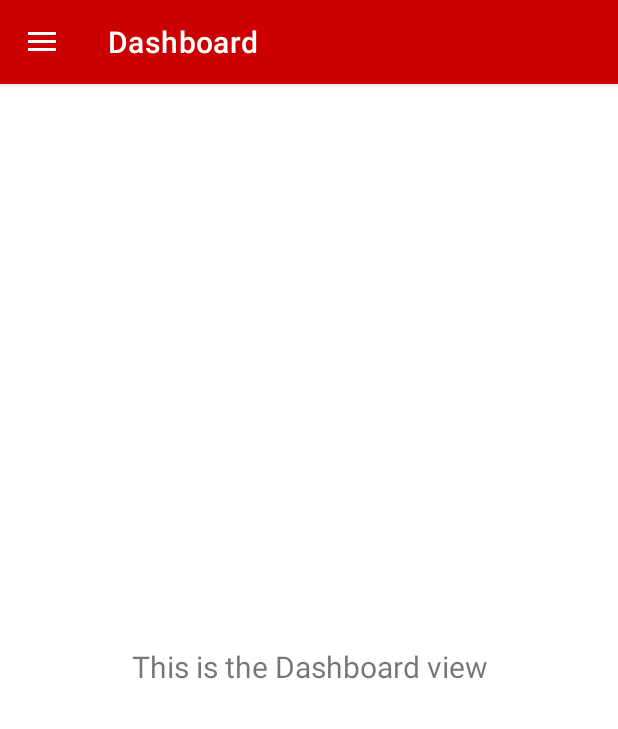
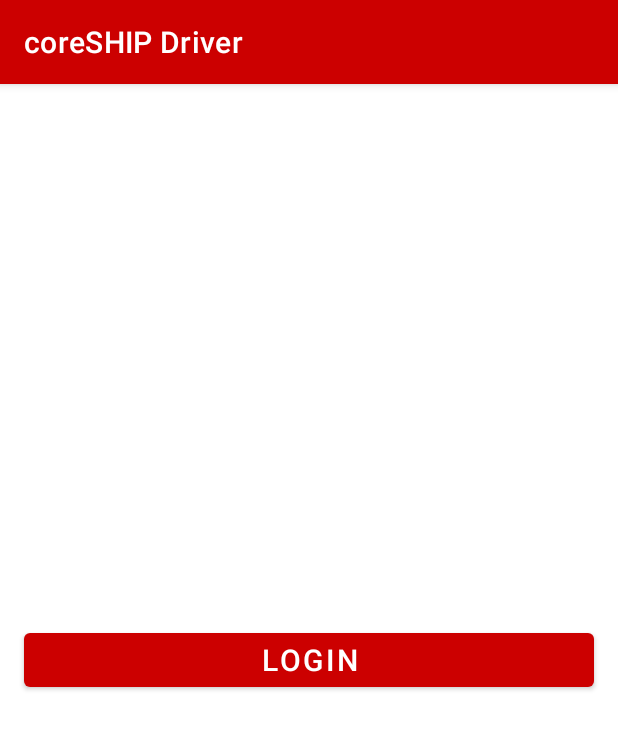
Before and after one commit to CorewareHub/coreship_driver_android, an Android app: the screen it shows after launch (MainActivity before the commit, LoginActivity after it), on a phone screen of 412 x 824 dp. Shown: the top 729 px of the screen. Run offline under Robolectric (Android 15) with nearby library versions, the phone set to English and light mode, and no system bars.

Commit message:
Added Login and Log Out navigation

```diff
--- /dev/null
+++ b/app/src/main/java/com/coreware/coreshipdriver/ui/activities/LoginActivity.java
@@ -0,0 +1,28 @@
+package com.coreware.coreshipdriver.ui.activities;
+
+import androidx.appcompat.app.AppCompatActivity;
+
+import android.os.Bundle;
+import android.view.View;
+import android.widget.Button;
+
+import com.coreware.coreshipdriver.R;
+import com.coreware.coreshipdriver.util.IntentLaunchUtil;
+
+public class LoginActivity extends AppCompatActivity {
+
+    @Override
+    protected void onCreate(Bundle savedInstanceState) {
+        super.onCreate(savedInstanceState);
+        setContentView(R.layout.activity_login);
+
+        Button loginButton = findViewById(R.id.login_button);
+        loginButton.setOnClickListener(new View.OnClickListener() {
+            @Override
+            public void onClick(View v) {
+                IntentLaunchUtil.launchMainActivity(LoginActivity.this);
+                finish();
+            }
+        });
+    }
+}
--- a/app/src/main/java/com/coreware/coreshipdriver/ui/activities/MainActivity.java
+++ b/app/src/main/java/com/coreware/coreshipdriver/ui/activities/MainActivity.java
@@ -4,6 +4,7 @@ import android.os.Bundle;
 import android.view.Menu;
 
 import com.coreware.coreshipdriver.R;
+import com.coreware.coreshipdriver.util.IntentLaunchUtil;
 import com.google.android.material.navigation.NavigationView;
 import androidx.navigation.NavController;
 import androidx.navigation.Navigation;
@@ -46,4 +47,9 @@ public class MainActivity extends AppCompatActivity {
         return NavigationUI.navigateUp(navController, mAppBarConfiguration)
                 || super.onSupportNavigateUp();
     }
+
+    public void logout() {
+        IntentLaunchUtil.launchLoginActivity(this);
+        finish();
+    }
 }
--- /dev/null
+++ b/app/src/main/res/layout/activity_login.xml
@@ -0,0 +1,24 @@
+<?xml version="1.0" encoding="utf-8"?>
+<androidx.constraintlayout.widget.ConstraintLayout
+    xmlns:android="http://schemas.android.com/apk/res/android"
+    xmlns:app="http://schemas.android.com/apk/res-auto"
+    xmlns:tools="http://schemas.android.com/tools"
+    android:layout_width="match_parent"
+    android:layout_height="match_parent"
+    tools:context=".ui.activities.LoginActivity">
+
+    <Button
+        android:id="@+id/login_button"
+        android:layout_width="match_parent"
+        android:layout_height="wrap_content"
+        android:layout_marginStart="16dp"
+        android:layout_marginEnd="16dp"
+        android:textAlignment="center"
+        android:textSize="20sp"
+        app:layout_constraintEnd_toEndOf="parent"
+        app:layout_constraintStart_toStartOf="parent"
+        app:layout_constraintTop_toTopOf="parent"
+        app:layout_constraintBottom_toBottomOf="parent"
+        android:text="@string/login_button"/>
+
+</androidx.constraintlayout.widget.ConstraintLayout>
--- a/app/src/main/res/values/strings.xml
+++ b/app/src/main/res/values/strings.xml
@@ -26,6 +26,9 @@
     <!-- Incident Report -->
     <string name="incident_report_text">This is the Incident Report view</string>
 
+    <!-- Login -->
+    <string name="login_button">Login</string>
+
     <!-- Menu -->
     <string name="menu_about">About</string>
     <string name="menu_badge">Badge</string>
```
Also changed, not shown: app/src/main/AndroidManifest.xml (+18 -7 lines), app/src/main/java/com/coreware/coreshipdriver/ui/fragments/LogoutFragment.java (+17 -36 lines), app/src/main/java/com/coreware/coreshipdriver/util/IntentLaunchUtil.java (added, +25 -0 lines).
